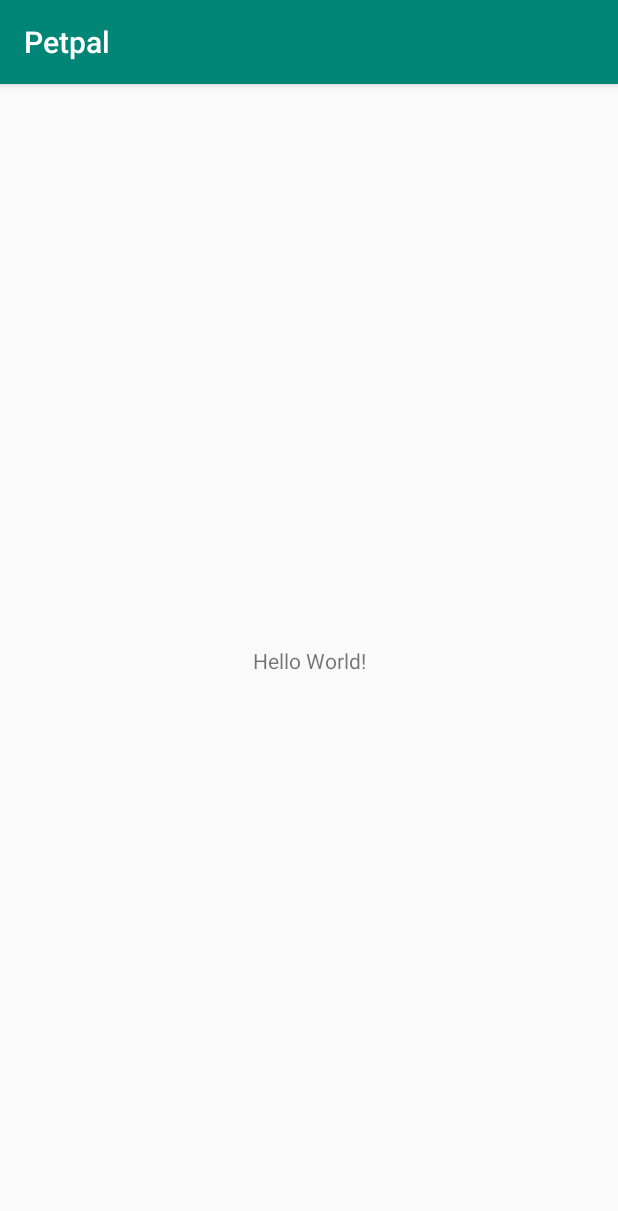
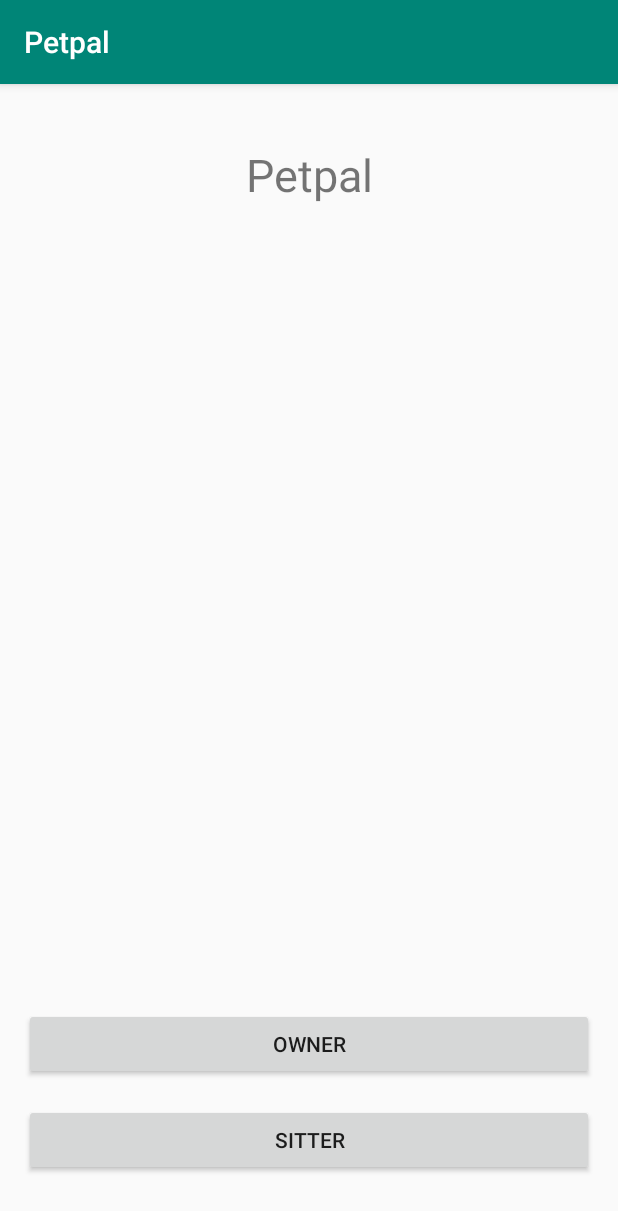
Before and after one commit to cardinalblue/PetPal, an Android app: the screen it shows after launch (MainActivity), on a phone screen of 412 x 824 dp. Shown: the top 1211 px of the screen. Run offline under Robolectric (Android 15) with nearby library versions, the phone set to English and light mode, and no system bars.

Commit message:
Add first screen

```diff
--- a/app/src/main/java/com/cardianlblue/petpal/MainActivity.kt
+++ b/app/src/main/java/com/cardianlblue/petpal/MainActivity.kt
@@ -8,5 +8,13 @@ class MainActivity : AppCompatActivity() {
     override fun onCreate(savedInstanceState: Bundle?) {
         super.onCreate(savedInstanceState)
         setContentView(R.layout.activity_main)
+
+        showMainPage()
+    }
+
+    private fun showMainPage() {
+        val transaction = supportFragmentManager.beginTransaction()
+        transaction.replace(R.id.container, MainFragment())
+            .commit()
     }
 }
--- /dev/null
+++ b/app/src/main/java/com/cardianlblue/petpal/MainFragment.kt
@@ -0,0 +1,18 @@
+package com.cardianlblue.petpal
+
+import android.os.Bundle
+import android.support.v4.app.Fragment
+import android.view.LayoutInflater
+import android.view.View
+import android.view.ViewGroup
+
+class MainFragment : Fragment() {
+
+    override fun onCreateView(inflater: LayoutInflater, container: ViewGroup?, savedInstanceState: Bundle?): View? {
+        return inflater.inflate(R.layout.fragment_main, container, false)
+    }
+
+    override fun onViewCreated(view: View, savedInstanceState: Bundle?) {
+        super.onViewCreated(view, savedInstanceState)
+    }
+}
--- a/app/src/main/res/layout/activity_main.xml
+++ b/app/src/main/res/layout/activity_main.xml
@@ -2,18 +2,13 @@
 <android.support.constraint.ConstraintLayout
         xmlns:android="http://schemas.android.com/apk/res/android"
         xmlns:tools="http://schemas.android.com/tools"
-        xmlns:app="http://schemas.android.com/apk/res-auto"
         android:layout_width="match_parent"
         android:layout_height="match_parent"
         tools:context=".MainActivity">
 
-    <TextView
-            android:layout_width="wrap_content"
-            android:layout_height="wrap_content"
-            android:text="Hello World!"
-            app:layout_constraintBottom_toBottomOf="parent"
-            app:layout_constraintLeft_toLeftOf="parent"
-            app:layout_constraintRight_toRightOf="parent"
-            app:layout_constraintTop_toTopOf="parent"/>
+    <FrameLayout
+            android:id="@+id/container"
+            android:layout_width="match_parent"
+            android:layout_height="match_parent"/>
 
 </android.support.constraint.ConstraintLayout>
--- /dev/null
+++ b/app/src/main/res/layout/fragment_main.xml
@@ -0,0 +1,40 @@
+<?xml version="1.0" encoding="utf-8"?>
+<android.support.constraint.ConstraintLayout
+        xmlns:android="http://schemas.android.com/apk/res/android"
+        xmlns:app="http://schemas.android.com/apk/res-auto"
+        xmlns:tools="http://schemas.android.com/tools"
+        android:layout_width="match_parent"
+        android:layout_height="match_parent">
+
+    <TextView
+            android:text="Petpal"
+            android:layout_width="wrap_content"
+            android:layout_height="wrap_content"
+            android:textSize="30sp"
+            android:id="@+id/textTitle"
+            app:layout_constraintStart_toStartOf="parent"
+            app:layout_constraintEnd_toEndOf="parent"
+            android:layout_marginTop="40dp"
+            app:layout_constraintTop_toTopOf="parent"/>
+    <Button
+            android:text="Owner"
+            android:layout_width="0dp"
+            android:layout_margin="16dp"
+            android:layout_height="wrap_content"
+            android:id="@+id/buttonOwner"
+            app:layout_constraintBottom_toTopOf="@id/buttonSitter"
+            app:layout_constraintStart_toStartOf="parent"
+            app:layout_constraintEnd_toEndOf="parent"/>
+    <Button
+            android:text="Sitter"
+            android:layout_width="0dp"
+            android:layout_marginStart="16dp"
+            android:layout_marginEnd="16dp"
+            android:layout_marginBottom="40dp"
+            android:layout_height="wrap_content"
+            android:id="@+id/buttonSitter"
+            android:layout_marginTop="8dp"
+            app:layout_constraintStart_toStartOf="parent"
+            app:layout_constraintEnd_toEndOf="parent"
+            app:layout_constraintBottom_toBottomOf="parent"/>
+</android.support.constraint.ConstraintLayout>
```
